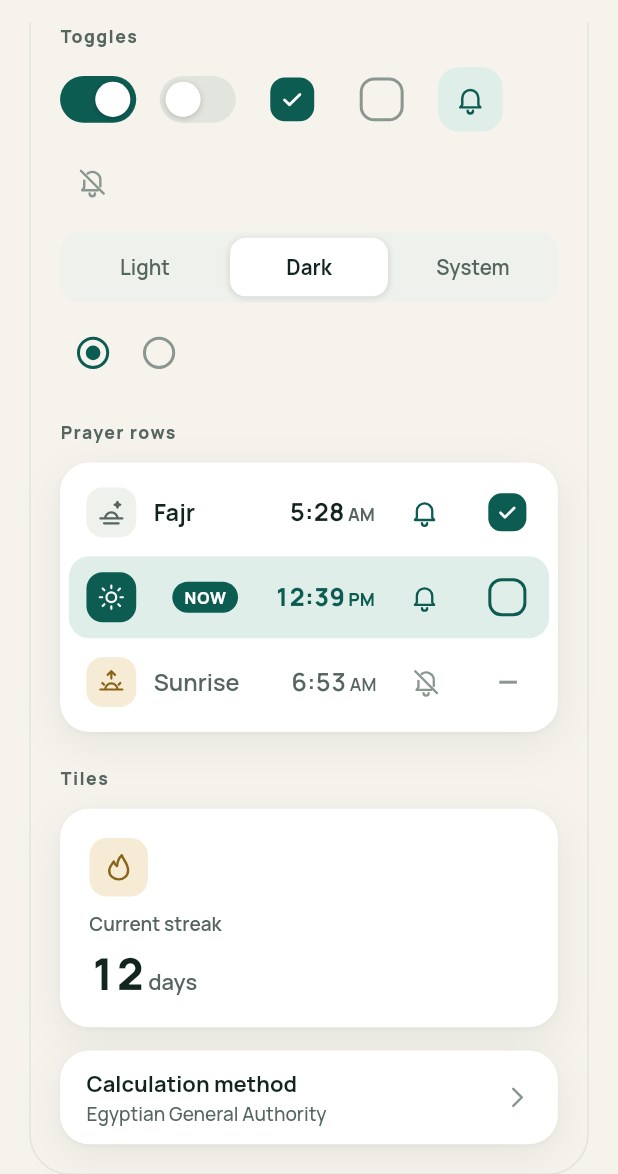
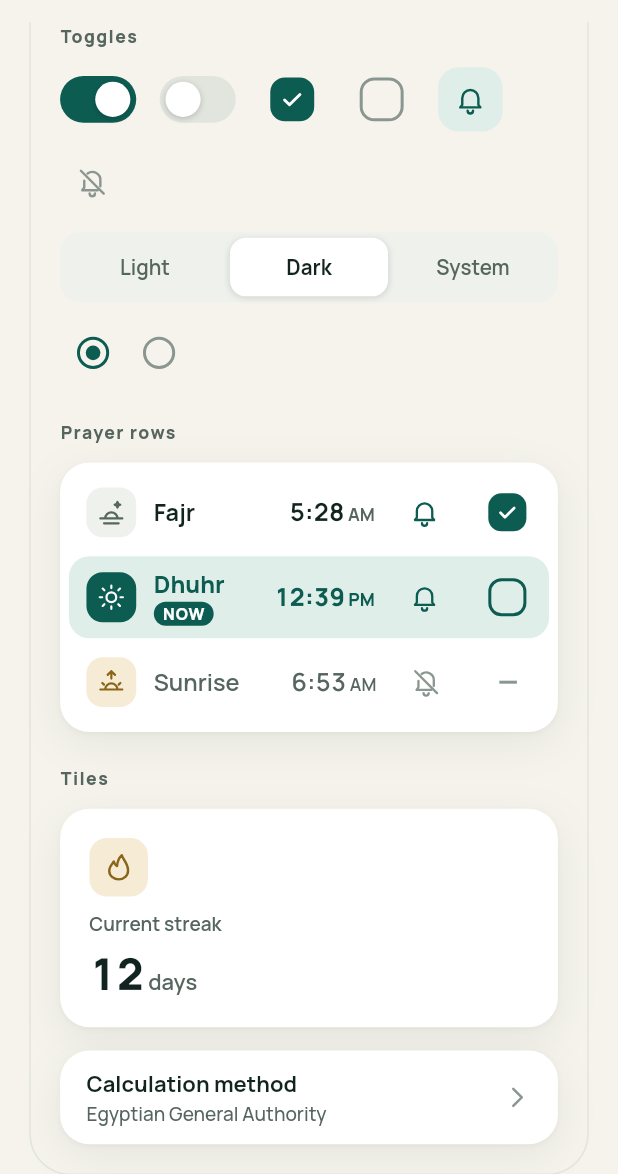
Before and after one commit to ahmed-waheed1/hayya, a Flutter app: the screen it shows after launch, scrolled down 2880 dp, on a phone screen of 412 x 824 dp, the part 62-1236 px from its top. Run offline on Flutter 3.47's test engine with Material 3 defaults, Android fonts, the phone set to English and light mode, and no system bars; our stand-ins replace easy_localization, flutter_bloc, flutter_screenutil, flutter_svg, get_it, go_router and 1 more.

Commit message:
Design system, theme, components.

```diff
--- a/lib/core/widgets/prayer_row.dart
+++ b/lib/core/widgets/prayer_row.dart
@@ -89,12 +89,18 @@ class PrayerRow extends StatelessWidget {
             ),
             child: HayyaIcon(icon, size: 20, color: tileFg),
           ),
-          if (isCurrent) ...[
-            Flexible(child: nameText),
-            const _NowBadge(),
-            const Spacer(),
-          ] else
-            Expanded(child: nameText),
+          // NOW sits under the name, not beside it: inline, the current row
+          // needs 336–376 px and a phone row is ~338 px.
+          Expanded(
+            child: isCurrent
+                ? Column(
+                    mainAxisAlignment: MainAxisAlignment.center,
+                    crossAxisAlignment: CrossAxisAlignment.start,
+                    spacing: 2.r,
+                    children: [nameText, const _NowBadge()],
+                  )
+                : nameText,
+          ),
           // Capped and scaled down rather than squeezing the name to nothing
           // under large accessibility text sizes.
           ConstrainedBox(
@@ -176,7 +182,7 @@ class _NowBadge extends StatelessWidget {
   Widget build(BuildContext context) {
     final c = context.colors;
     return Container(
-      padding: EdgeInsetsDirectional.symmetric(horizontal: 8.r, vertical: 4.r),
+      padding: EdgeInsetsDirectional.symmetric(horizontal: 6.r, vertical: 1.r),
       decoration: BoxDecoration(
         color: c.primary,
         borderRadius: BorderRadius.circular(HayyaRadius.full),
@@ -184,7 +190,7 @@ class _NowBadge extends StatelessWidget {
       child: Text(
         LocaleKeys.prayers_now.tr(),
         style: context.type
-            .style(11, FontWeight.w800, trackingEm: 0.06, height: 1.2)
+            .style(11, FontWeight.w800, trackingEm: 0.06)
             .copyWith(color: c.onPrimary),
       ),
     );
```
Also changed, not shown: 3 other files.
